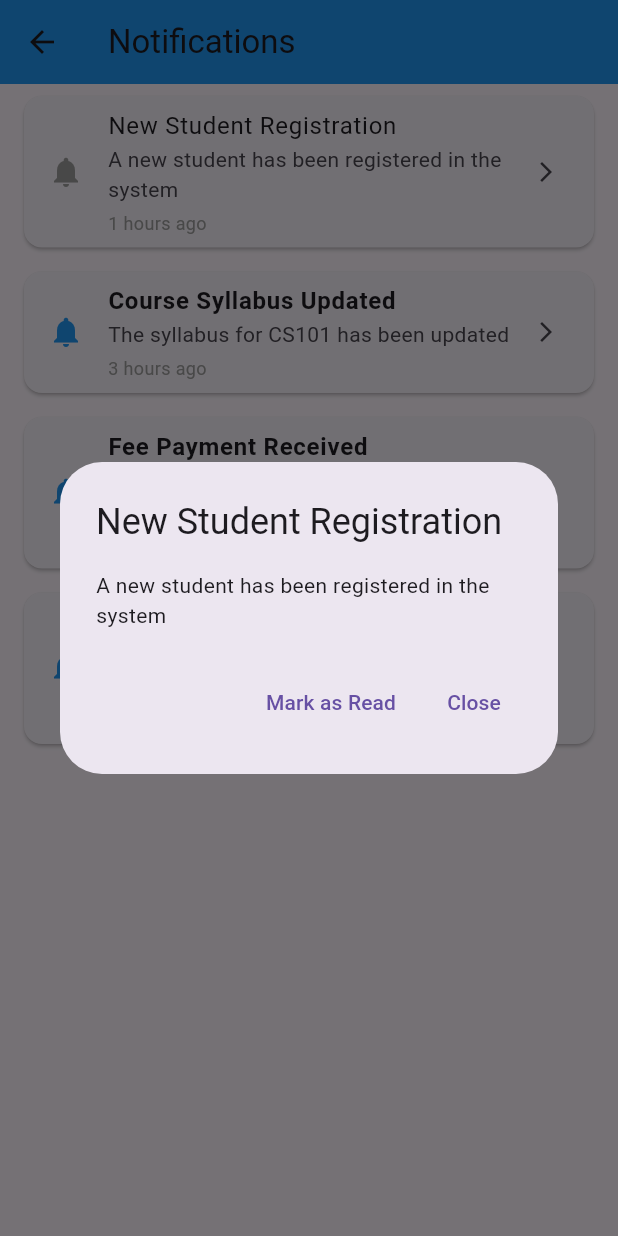
After one commit to amitmahato98/CMS, a Flutter app: the NotificationsScreen screen opened directly, after a tap on "New Student Registration", on a phone screen of 412 x 824 dp. The commit adds this screen. Run offline on Flutter 3.47's test engine with Material 3 defaults, Android fonts, the phone set to English and light mode, and no system bars.

Commit message:
administrator dection of recent activities made

```diff
--- a/lib/navigations/body/dashboard.dart
+++ b/lib/navigations/body/dashboard.dart
@@ -485,7 +485,7 @@ class _GridbuildState extends State<Gridbuild> {
       "description": "Manage teacher profiles and assignments",
     },
     {
-      "icon": "assets/icons/icons2-teacher.png",
+      "icon": "assets/icons/parent.png",
       "title": "Parents",
       "description": "Parent communication and student progress tracking",
     },
@@ -525,12 +525,12 @@ class _GridbuildState extends State<Gridbuild> {
       "description": "Review and approve leave requests",
     },
     {
-      "icon": "assets/icons/exam_icon.png",
+      "icon": "assets/icons/examination.png",
       "title": "Examination",
       "description": "Manage exams, results and grade reports",
     },
     {
-      "icon": "assets/icons/timetable_icon.png",
+      "icon": "assets/icons/timetable.png",
       "title": "Timetable",
       "description": "Class schedules and academic calendar",
     },
--- a/lib/navigations/navbar/navbar.dart
+++ b/lib/navigations/navbar/navbar.dart
@@ -2,8 +2,10 @@ import 'package:cms/datatypes/datatypes.dart';
 import 'package:cms/navigations/screens/aboutus/aboutus.dart';
 import 'package:cms/navigations/screens/admin/admin.dart';
 import 'package:cms/navigations/screens/exam/exam.dart';
+import 'package:cms/navigations/screens/examination/examination.dart';
 import 'package:cms/navigations/screens/notifications/notification.dart';
 import 'package:cms/navigations/screens/policies/policies.dart';
+import 'package:cms/navigations/screens/profile/profile.dart';
 import 'package:cms/navigations/screens/setting/setting.dart';
 import 'package:cms/navigations/screens/student/student.dart';
 import 'package:cms/navigations/screens/teacher/teacher.dart';
@@ -24,7 +26,7 @@ class Navbar extends StatelessWidget {
               onTap:
                   () => Navigator.push(
                     context,
-                    MaterialPageRoute(builder: (context) => AdminDashboard()),
+                    MaterialPageRoute(builder: (context) => ProfileScreen()),
                   ),
               child: Row(
                 children: [
@@ -98,7 +100,7 @@ class Navbar extends StatelessWidget {
             onTap:
                 () => Navigator.push(
                   context,
-                  MaterialPageRoute(builder: (context) => Exam()),
+                  MaterialPageRoute(builder: (context) => Examination()),
                 ),
           ),
           ListTile(
--- a/lib/navigations/screens/admin/admin.dart
+++ b/lib/navigations/screens/admin/admin.dart
@@ -1,4 +1,6 @@
 import 'package:cms/datatypes/datatypes.dart';
+import 'package:cms/navigations/screens/admin/more_recentactivities.dart';
+import 'package:cms/navigations/screens/admin/notiications.dart';
 import 'package:flutter/material.dart';
 
 // Color Constants
@@ -170,7 +172,17 @@ class _AdminDashboardState extends State<AdminDashboard> {
                       IconButton(
                         icon: const Icon(Icons.notifications),
                         color: Colors.white,
-                        onPressed: () {},
+                        onPressed: () {
+                          setState(() {
+                            Navigator.push(
+                              context,
+                              MaterialPageRoute(
+                                builder:
+                                    (context) => const NotificationsScreen(),
+                              ),
+                            );
+                          });
+                        },
                       ),
                       Positioned(
                         right: 8,
@@ -280,10 +292,16 @@ class _AdminDashboardState extends State<AdminDashboard> {
             icon: Icon(Icons.dashboard),
             label: 'Dashboard',
           ),
-          BottomNavigationBarItem(icon: Icon(Icons.people), label: 'Students'),
+          BottomNavigationBarItem(icon: Icon(Icons.payment), label: 'Finance'),
+          BottomNavigationBarItem(
+            icon: Icon(Icons.assessment),
+            label: 'Reports',
+          ),
+          BottomNavigationBarItem(
+            icon: Icon(Icons.announcement),
+            label: 'Announcements',
+          ),
           BottomNavigationBarItem(icon: Icon(Icons.school), label: 'Faculty'),
-          BottomNavigationBarItem(icon: Icon(Icons.book), label: 'Courses'),
-          BottomNavigationBarItem(icon: Icon(Icons.more_horiz), label: 'More'),
         ],
       ),
     );
@@ -493,8 +511,81 @@ class _AdminDashboardState extends State<AdminDashboard> {
             ),
             trailing: IconButton(
               icon: const Icon(Icons.more_vert),
-              onPressed: () {},
+
+              onPressed: () {
+                // Create a RecentActivity object based on the current list item
+                final RecentActivity activity = RecentActivity(
+                  title:
+                      index % 3 == 0
+                          ? 'New student registered'
+                          : index % 3 == 1
+                          ? 'Course syllabus updated'
+                          : 'Tuition payment received',
+                  subtitle:
+                      'By ${index % 3 == 0 ? 'System' : 'Admin User'} • ${index * 2 + 1} hours ago',
+                  icon:
+                      index % 3 == 0
+                          ? Icons.person_add
+                          : index % 3 == 1
+                          ? Icons.edit_document
+                          : Icons.payment,
+                  iconBackgroundColor:
+                      index % 3 == 0
+                          ? Colors.blue.shade100
+                          : index % 3 == 1
+                          ? Colors.green.shade100
+                          : Colors.orange.shade100,
+                  iconColor:
+                      index % 3 == 0
+                          ? Colors.blue.shade700
+                          : index % 3 == 1
+                          ? Colors.green.shade700
+                          : Colors.orange.shade700,
+                  time: DateTime.now().subtract(Duration(hours: index * 2 + 1)),
+                  details:
+                      index % 3 == 0
+                          ? {
+                            "Student Name": "Student ${index + 1}",
+                            "Student ID": "S2023${100 + index}",
+                            "Course": "Computer Science",
+                            "Registration Date": "March 23, 2025",
+                            "Email": "student${index + 1}@mail.com",
+                            "Phone": "+1 (555) 123-456${index}",
+                            "Address":
+                                "${index + 1}23 College, University Town",
+                          }
+                          : index % 3 == 1
+                          ? {
+                            "Course": "Course ${index + 1}",
+                            "Course Code": "CSC${300 + index}",
+                            "Updated By": "Prof. Sushanti Mandi",
+                            "Major Changes": "Updated content for Spring 2025",
+                            "Previous Version": "v2.0",
+                            "Current Version": "v2.1",
+                            "Effective Date": "April 1, 2025",
+                          }
+                          : {
+                            "Student": "Student ${index + 1}",
+                            "Student ID": "S2022${50 + index}",
+                            "Amount": "\nNPR ${1000 + index * 100}.00",
+                            "Payment Method": "Online Transfer",
+                            "Transaction ID": "TRX${78945612 + index}",
+                            "Payment Date": "March 23, 2025",
+                            "Semester": "Spring 2025",
+                          },
+                );
+
+                // Navigate directly to the detail screen for this activity
+                Navigator.push(
+                  context,
+                  MaterialPageRoute(
+                    builder:
+                        (context) => ActivityDetailScreen(activity: activity),
+                  ),
+                );
+              },
             ),
+            onTap: () {},
           );
         },
       ),
--- /dev/null
+++ b/lib/navigations/screens/admin/notiications.dart
@@ -0,0 +1,151 @@
+// notifications.dart
+import 'package:flutter/material.dart';
+
+class Notification {
+  final String title;
+  final String message;
+  final DateTime time;
+  final bool isRead;
+
+  Notification({
+    required this.title,
+    required this.message,
+    required this.time,
+    this.isRead = false,
+  });
+}
+
+class NotificationsScreen extends StatefulWidget {
+  const NotificationsScreen({Key? key}) : super(key: key);
+
+  @override
+  _NotificationsScreenState createState() => _NotificationsScreenState();
+}
+
+class _NotificationsScreenState extends State<NotificationsScreen> {
+  final List<Notification> _notifications = [
+    Notification(
+      title: "New Student Registration",
+      message: "A new student has been registered in the system",
+      time: DateTime.now().subtract(Duration(hours: 1)),
+    ),
+    Notification(
+      title: "Course Syllabus Updated",
+      message: "The syllabus for CS101 has been updated",
+      time: DateTime.now().subtract(Duration(hours: 3)),
+    ),
+    Notification(
+      title: "Fee Payment Received",
+      message: "Fee payment received from Student ID: S12345",
+      time: DateTime.now().subtract(Duration(hours: 5)),
+    ),
+    Notification(
+      title: "System Maintenance",
+      message: "System will be under maintenance tonight from 2-4 AM",
+      time: DateTime.now().subtract(Duration(hours: 6)),
+    ),
+  ];
+
+  @override
+  Widget build(BuildContext context) {
+    return Scaffold(
+      appBar: AppBar(
+        title: Text('Notifications'),
+        backgroundColor: Colors.blue,
+        elevation: 0,
+      ),
+      body:
+          _notifications.isEmpty
+              ? Center(child: Text('No notifications'))
+              : ListView.builder(
+                itemCount: _notifications.length,
+                itemBuilder: (context, index) {
+                  final notification = _notifications[index];
+                  return Card(
+                    margin: EdgeInsets.symmetric(horizontal: 16, vertical: 8),
+                    child: ListTile(
+                      leading: Icon(
+                        Icons.notifications,
+                        color: notification.isRead ? Colors.grey : Colors.blue,
+                      ),
+                      title: Text(
+                        notification.title,
+                        style: TextStyle(
+                          fontWeight:
+                              notification.isRead
+                                  ? FontWeight.normal
+                                  : FontWeight.bold,
+                        ),
+                      ),
+                      subtitle: Column(
+                        crossAxisAlignment: CrossAxisAlignment.start,
+                        children: [
+                          Text(notification.message),
+                          SizedBox(height: 4),
+                          Text(
+                            _formatTime(notification.time),
+                            style: TextStyle(fontSize: 12, color: Colors.grey),
+                          ),
+                        ],
+                      ),
+                      onTap: () {
+                        setState(() {
+                          // Mark as read
+                          _notifications[index] = Notification(
+                            title: notification.title,
+                            message: notification.message,
+                            time: notification.time,
+                            isRead: true,
+                          );
+                        });
+
+                        // Show notification details
+                        _showNotificationDetails(notification);
+                      },
+                      trailing: Icon(Icons.arrow_forward_ios, size: 16),
+                    ),
+                  );
+                },
+              ),
+    );
+  }
+
+  String _formatTime(DateTime time) {
+    final now = DateTime.now();
+    final difference = now.difference(time);
+
+    if (difference.inMinutes < 60) {
+      return '${difference.inMinutes} minutes ago';
+    } else if (difference.inHours < 24) {
+      return '${difference.inHours} hours ago';
+    } else {
+      return '${difference.inDays} days ago';
+    }
+  }
+
+  void _showNotificationDetails(Notification notification) {
+    showDialog(
+      context: context,
+      builder: (BuildContext context) {
+        return AlertDialog(
+          title: Text(notification.title),
+          content: Text(notification.message),
+          actions: [
+            TextButton(
+              child: Text('Mark as Read'),
+              onPressed: () {
+                Navigator.of(context).pop();
+              },
+            ),
+            TextButton(
+              child: Text('Close'),
+              onPressed: () {
+                Navigator.of(context).pop();
+              },
+            ),
+          ],
+        );
+      },
+    );
+  }
+}
```
Also changed, not shown: lib/navigations/screens/admin/more_recentactivities.dart (added, +239 -0 lines), assets/icons/examination.png (added), assets/icons/parent.png (added), assets/icons/timetable.png (added), 1 other file.
